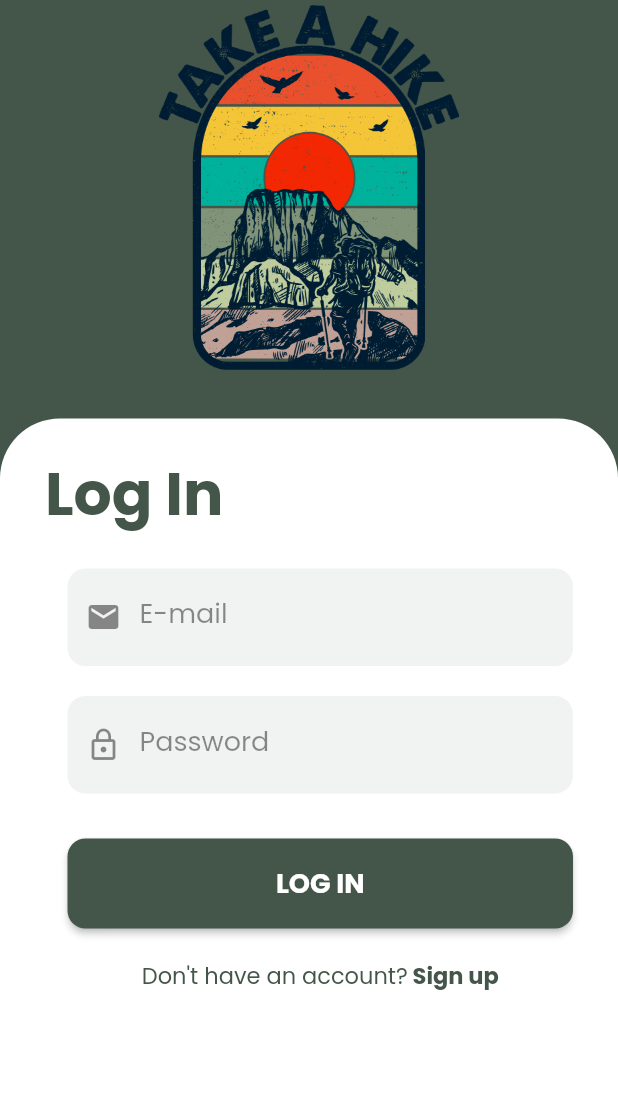
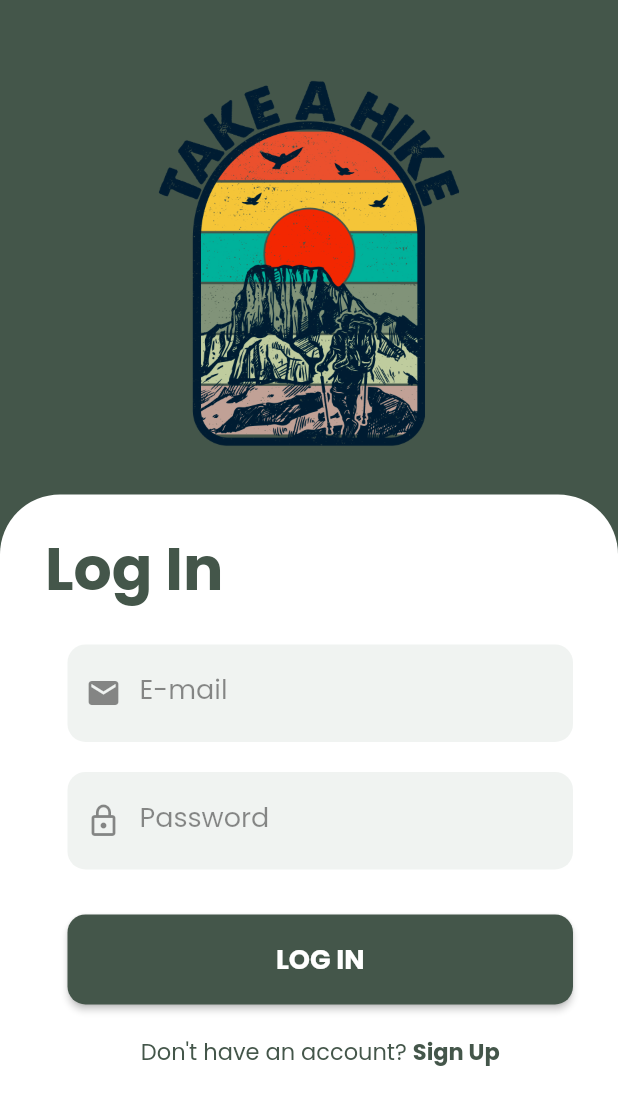
Before and after one commit to nicoletahrm/Pathfinder, a Flutter app: the screen it shows after launch, on a phone screen of 412 x 824 dp. Shown: the top 1105 px of the screen. Run offline on Flutter 3.47's test engine with Material 2 defaults, Android fonts, the phone set to English and light mode, and no system bars; our stand-ins replace email_validator, firebase_auth, firebase_core, google_fonts; accounts and stored records are empty.

Commit message:
Added responsive height

```diff
--- a/pathfinder_app/lib/screens/login_screen.dart
+++ b/pathfinder_app/lib/screens/login_screen.dart
@@ -3,6 +3,7 @@
 import 'package:firebase_auth/firebase_auth.dart';
 import 'package:flutter/material.dart';
 import 'package:pathfinder_app/screens/home_screen.dart';
+import 'package:email_validator/email_validator.dart';
 import 'package:pathfinder_app/screens/signup_screen.dart';
 import 'package:pathfinder_app/utils/colors_utils.dart';
 import 'package:google_fonts/google_fonts.dart';
@@ -20,6 +21,24 @@ class _LoginScreenState extends State<LoginScreen> {
   final TextEditingController _emailTextController = TextEditingController();
   final TextEditingController _passwordTextController = TextEditingController();
 
+ String _errorMessage = "";
+
+ void validateEmail(String val) {
+    if (val.isEmpty) {
+      setState(() {
+        _errorMessage = "Email can not be empty";
+      });
+    } else if (!EmailValidator.validate(val, true)) {
+      setState(() {
+        _errorMessage = "Invalid Email Address";
+      });
+    } else {
+      setState(() {
+        _errorMessage = "";
+      });
+    }
+  }
+
   @override
   Widget build(BuildContext context) {
     return Scaffold(
@@ -36,7 +55,7 @@ class _LoginScreenState extends State<LoginScreen> {
                 children: [
                   logo("assets/images/logo1.png"),
                   Container(
-                    height: 545,
+                    height: MediaQuery.of(context).size.height * 0.6,
                     width: double.infinity,
                     decoration: BoxDecoration(
                       color: hexStringToColor("#ffffff"),
@@ -68,6 +87,7 @@ class _LoginScreenState extends State<LoginScreen> {
                               children: [
                                 reusableTextField("E-mail", Icons.mail, false,
                                     _emailTextController),
+
                                 const SizedBox(
                                   height: 20,
                                 ),
@@ -94,7 +114,7 @@ class _LoginScreenState extends State<LoginScreen> {
                                                 const HomeScreen()));
                                   });
                                 }),
-                                signUpOption(),
+                                signUpOption(true),
                               ],
                             ),
                           ),
@@ -111,9 +131,9 @@ class _LoginScreenState extends State<LoginScreen> {
     );
   }
 
-  Row signUpOption() {
+  Row signUpOption(bool isLogin) {
     return Row(mainAxisAlignment: MainAxisAlignment.center, children: [
-      Text("Don't have an account?",
+      Text(isLogin ? "Don't have an account? " : "Already have an account? ",
           style: GoogleFonts.poppins(
               fontSize: 15, color: hexStringToColor("#44564a"))),
       GestureDetector(
@@ -122,7 +142,7 @@ class _LoginScreenState extends State<LoginScreen> {
                 MaterialPageRoute(builder: (context) => const SignUpScreen()));
           },
           child: Text(
-            " Sign up",
+            isLogin ? 'Sign Up' : 'Log In',
             style: GoogleFonts.poppins(
               fontSize: 15,
               color: hexStringToColor("#44564a"),
--- a/pathfinder_app/lib/utils/colors_utils.dart
+++ b/pathfinder_app/lib/utils/colors_utils.dart
@@ -4,7 +4,7 @@ hexStringToColor(String hexColor) {
   hexColor = hexColor.toUpperCase().replaceAll("#", "");
 
   if (hexColor.length == 6) {
-    hexColor = "FF$hexColor"; // $ = interpolation
+    hexColor = "FF$hexColor";
   }
 
   return Color(int.parse(hexColor, radix: 16));
--- a/pathfinder_app/pubspec.yaml
+++ b/pathfinder_app/pubspec.yaml
@@ -37,6 +37,7 @@ dependencies:
   google_fonts: ^4.0.1
   firebase_core: ^2.4.1
   firebase_auth: ^4.2.5
+  email_validator: '^2.1.16'
 
 dev_dependencies:
   flutter_test:
```
Also changed, not shown: pathfinder_app/lib/screens/signup_screen.dart (+5 -5 lines), pathfinder_app/lib/reusable_widgets/reusable_widget.dart (line endings or trailing spaces).
